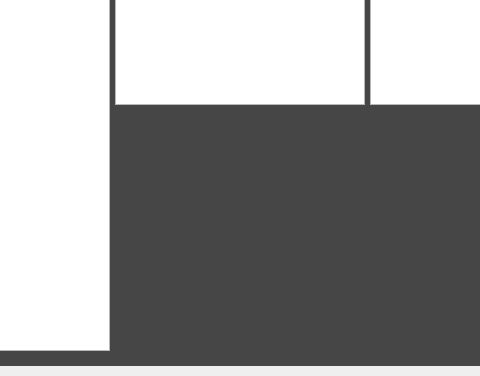
This is Gui/Screen.ui in Seoilyoung/Blue-Note as Qt 5 draws it before an edit; both pictures show x 565 to 1045 and y 364 to 740 of the 1280 by 740 pixel window. The edited form follows.
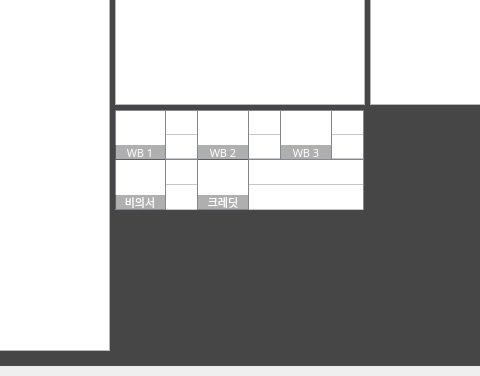
This is the edited form. The open tabs and pages were chosen to show the change. Icons and pictures are not drawn.

```diff
--- a/Gui/Screen.ui
+++ b/Gui/Screen.ui
@@ -838,6 +838,747 @@
         <string></string>
        </property>
       </widget>
+      <widget class="QWidget" name="widget_wb" native="true">
+       <property name="geometry">
+        <rect>
+         <x>680</x>
+         <y>474</y>
+         <width>250</width>
+         <height>100</height>
+        </rect>
+       </property>
+       <property name="styleSheet">
+        <string notr="true"/>
+       </property>
+       <widget class="QTableWidget" name="tableWidget_wb_1">
+        <property name="geometry">
+         <rect>
+          <x>50</x>
+          <y>0</y>
+          <width>33</width>
+          <height>50</height>
+         </rect>
+        </property>
+        <property name="styleSheet">
+         <string notr="true">border: 1px solid rgb(130,135,144);
+border-bottom:none;</string>
+        </property>
+        <property name="verticalScrollBarPolicy">
+         <enum>Qt::ScrollBarAlwaysOff</enum>
+        </property>
+        <property name="horizontalScrollBarPolicy">
+         <enum>Qt::ScrollBarAlwaysOff</enum>
+        </property>
+        <property name="selectionMode">
+         <enum>QAbstractItemView::NoSelection</enum>
+        </property>
+        <attribute name="horizontalHeaderVisible">
+         <bool>false</bool>
+        </attribute>
+        <attribute name="horizontalHeaderDefaultSectionSize">
+         <number>32</number>
+        </attribute>
+        <attribute name="horizontalHeaderHighlightSections">
+         <bool>false</bool>
+        </attribute>
+        <attribute name="horizontalHeaderMinimumSectionSize">
+         <number>24</number>
+        </attribute>
+        <attribute name="verticalHeaderVisible">
+         <bool>false</bool>
+        </attribute>
+        <attribute name="verticalHeaderDefaultSectionSize">
+         <number>24</number>
+        </attribute>
+        <attribute name="verticalHeaderHighlightSections">
+         <bool>false</bool>
+        </attribute>
+        <row>
+         <property name="text">
+          <string>goal</string>
+         </property>
+        </row>
+        <row>
+         <property name="text">
+          <string>current</string>
+         </property>
+        </row>
+        <column>
+         <property name="text">
+          <string>New Column</string>
+         </property>
+        </column>
+        <item row="0" column="0">
+         <property name="textAlignment">
+          <set>AlignCenter</set>
+         </property>
+        </item>
+        <item row="1" column="0">
+         <property name="textAlignment">
+          <set>AlignCenter</set>
+         </property>
+        </item>
+       </widget>
+       <widget class="QLabel" name="label_img_wb_1">
+        <property name="geometry">
+         <rect>
+          <x>0</x>
+          <y>0</y>
+          <width>50</width>
+          <height>50</height>
+         </rect>
+        </property>
+        <property name="font">
+         <font>
+          <pointsize>8</pointsize>
+         </font>
+        </property>
+        <property name="styleSheet">
+         <string notr="true">border: 1px solid rgb(130,135,144);
+border-right: none;</string>
+        </property>
+        <property name="text">
+         <string/>
+        </property>
+        <property name="scaledContents">
+         <bool>true</bool>
+        </property>
+        <property name="alignment">
+         <set>Qt::AlignCenter</set>
+        </property>
+        <property name="textInteractionFlags">
+         <set>Qt::NoTextInteraction</set>
+        </property>
+       </widget>
+       <widget class="QLabel" name="label_name_wb_1">
+        <property name="geometry">
+         <rect>
+          <x>0</x>
+          <y>35</y>
+          <width>50</width>
+          <height>15</height>
+         </rect>
+        </property>
+        <property name="font">
+         <font>
+          <family>배달의민족 주아</family>
+          <pointsize>8</pointsize>
+          <weight>50</weight>
+          <bold>false</bold>
+         </font>
+        </property>
+        <property name="styleSheet">
+         <string notr="true">background-color:rgba(0,0,0,80);
+color:rgb(255,255,255);</string>
+        </property>
+        <property name="text">
+         <string>WB 1</string>
+        </property>
+        <property name="scaledContents">
+         <bool>true</bool>
+        </property>
+        <property name="alignment">
+         <set>Qt::AlignCenter</set>
+        </property>
+        <property name="textInteractionFlags">
+         <set>Qt::NoTextInteraction</set>
+        </property>
+       </widget>
+       <widget class="QLabel" name="label_img_wb_2">
+        <property name="geometry">
+         <rect>
+          <x>83</x>
+          <y>0</y>
+          <width>50</width>
+          <height>50</height>
+         </rect>
+        </property>
+        <property name="font">
+         <font>
+          <pointsize>8</pointsize>
+         </font>
+        </property>
+        <property name="styleSheet">
+         <string notr="true">border: 1px solid rgb(130,135,144);
+border-right: none;
+border-left: none;</string>
+        </property>
+        <property name="text">
+         <string/>
+        </property>
+        <property name="scaledContents">
+         <bool>true</bool>
+        </property>
+        <property name="alignment">
+         <set>Qt::AlignCenter</set>
+        </property>
+        <property name="textInteractionFlags">
+         <set>Qt::NoTextInteraction</set>
+        </property>
+       </widget>
+       <widget class="QLabel" name="label_name_wb_2">
+        <property name="geometry">
+         <rect>
+          <x>83</x>
+          <y>35</y>
+          <width>50</width>
+          <height>15</height>
+         </rect>
+        </property>
+        <property name="font">
+         <font>
+          <family>배달의민족 주아</family>
+          <pointsize>8</pointsize>
+          <weight>50</weight>
+          <bold>false</bold>
+         </font>
+        </property>
+        <property name="styleSheet">
+         <string notr="true">background-color:rgba(0,0,0,80);
+color:rgb(255,255,255);</string>
+        </property>
+        <property name="text">
+         <string>WB 2</string>
+        </property>
+        <property name="scaledContents">
+         <bool>true</bool>
+        </property>
+        <property name="alignment">
+         <set>Qt::AlignCenter</set>
+        </property>
+        <property name="textInteractionFlags">
+         <set>Qt::NoTextInteraction</set>
+        </property>
+       </widget>
+       <widget class="QTableWidget" name="tableWidget_wb_2">
+        <property name="geometry">
+         <rect>
+          <x>133</x>
+          <y>0</y>
+          <width>33</width>
+          <height>50</height>
+         </rect>
+        </property>
+        <property name="styleSheet">
+         <string notr="true">border: 1px solid rgb(130,135,144);
+border-bottom:none;</string>
+        </property>
+        <property name="verticalScrollBarPolicy">
+         <enum>Qt::ScrollBarAlwaysOff</enum>
+        </property>
+        <property name="horizontalScrollBarPolicy">
+         <enum>Qt::ScrollBarAlwaysOff</enum>
+        </property>
+        <property name="selectionMode">
+         <enum>QAbstractItemView::NoSelection</enum>
+        </property>
+        <attribute name="horizontalHeaderVisible">
+         <bool>false</bool>
+        </attribute>
+        <attribute name="horizontalHeaderDefaultSectionSize">
+         <number>33</number>
+        </attribute>
+        <attribute name="horizontalHeaderHighlightSections">
+         <bool>false</bool>
+        </attribute>
+        <attribute name="horizontalHeaderMinimumSectionSize">
+         <number>24</number>
+        </attribute>
+        <attribute name="verticalHeaderVisible">
+         <bool>false</bool>
+        </attribute>
+        <attribute name="verticalHeaderDefaultSectionSize">
+         <number>24</number>
+        </attribute>
+        <attribute name="verticalHeaderHighlightSections">
+         <bool>false</bool>
+        </attribute>
+        <row>
+         <property name="text">
+          <string>goal</string>
+         </property>
+        </row>
+        <row>
+         <property name="text">
+          <string>current</string>
+         </property>
+        </row>
+        <column>
+         <property name="text">
+          <string>New Column</string>
+         </property>
+        </column>
+        <item row="0" column="0">
+         <property name="textAlignment">
+          <set>AlignCenter</set>
+         </property>
+        </item>
+        <item row="1" column="0">
+         <property name="textAlignment">
+          <set>AlignCenter</set>
+         </property>
+        </item>
+       </widget>
+       <widget class="QLabel" name="label_name_wb_3">
+        <property name="geometry">
+         <rect>
+          <x>166</x>
+          <y>35</y>
+          <width>50</width>
+          <height>15</height>
+         </rect>
+        </property>
+        <property name="font">
+         <font>
+          <family>배달의민족 주아</family>
+          <pointsize>8</pointsize>
+          <weight>50</weight>
+          <bold>false</bold>
+         </font>
+        </property>
+        <property name="styleSheet">
+         <string notr="true">background-color:rgba(0,0,0,80);
+color:rgb(255,255,255);</string>
+        </property>
+        <property name="text">
+         <string>WB 3</string>
+        </property>
+        <property name="scaledContents">
+         <bool>true</bool>
+        </property>
+        <property name="alignment">
+         <set>Qt::AlignCenter</set>
+        </property>
+        <property name="textInteractionFlags">
+         <set>Qt::NoTextInteraction</set>
+        </property>
+       </widget>
+       <widget class="QTableWidget" name="tableWidget_wb_3">
+        <property name="geometry">
+         <rect>
+          <x>216</x>
+          <y>0</y>
+          <width>33</width>
+          <height>50</height>
+         </rect>
+        </property>
+        <property name="styleSheet">
+         <string notr="true">border: 1px solid rgb(130,135,144);
+border-bottom:none;</string>
+        </property>
+        <property name="verticalScrollBarPolicy">
+         <enum>Qt::ScrollBarAlwaysOff</enum>
+        </property>
+        <property name="horizontalScrollBarPolicy">
+         <enum>Qt::ScrollBarAlwaysOff</enum>
+        </property>
+        <property name="selectionMode">
+         <enum>QAbstractItemView::NoSelection</enum>
+        </property>
+        <attribute name="horizontalHeaderVisible">
+         <bool>false</bool>
+        </attribute>
+        <attribute name="horizontalHeaderDefaultSectionSize">
+         <number>33</number>
+        </attribute>
+        <attribute name="horizontalHeaderHighlightSections">
+         <bool>false</bool>
+        </attribute>
+        <attribute name="horizontalHeaderMinimumSectionSize">
+         <number>24</number>
+        </attribute>
+        <attribute name="verticalHeaderVisible">
+         <bool>false</bool>
+        </attribute>
+        <attribute name="verticalHeaderDefaultSectionSize">
+         <number>24</number>
+        </attribute>
+        <attribute name="verticalHeaderHighlightSections">
+         <bool>false</bool>
+        </attribute>
+        <row>
+         <property name="text">
+          <string>goal</string>
+         </property>
+        </row>
+        <row>
+         <property name="text">
+          <string>current</string>
+         </property>
+        </row>
+        <column>
+         <property name="text">
+          <string>New Column</string>
+         </property>
+        </column>
+        <item row="0" column="0">
+         <property name="text">
+          <string/>
+         </property>
+         <property name="textAlignment">
+          <set>AlignCenter</set>
+         </property>
+        </item>
+        <item row="1" column="0">
+         <property name="textAlignment">
+          <set>AlignCenter</set>
+         </property>
+        </item>
+       </widget>
+       <widget class="QLabel" name="label_img_wb_3">
+        <property name="geometry">
+         <rect>
+          <x>166</x>
+          <y>0</y>
+          <width>50</width>
+          <height>50</height>
+         </rect>
+        </property>
+        <property name="font">
+         <font>
+          <pointsize>8</pointsize>
+         </font>
+        </property>
+        <property name="styleSheet">
+         <string notr="true">border: 1px solid rgb(130,135,144);
+border-right: none;
+border-left: none;</string>
+        </property>
+        <property name="text">
+         <string/>
+        </property>
+        <property name="scaledContents">
+         <bool>true</bool>
+        </property>
+        <property name="alignment">
+         <set>Qt::AlignCenter</set>
+        </property>
+        <property name="textInteractionFlags">
+         <set>Qt::NoTextInteraction</set>
+        </property>
+       </widget>
+       <widget class="QLabel" name="label_wb_back">
+        <property name="geometry">
+         <rect>
+          <x>0</x>
+          <y>0</y>
+          <width>249</width>
+          <height>101</height>
+         </rect>
+        </property>
+        <property name="styleSheet">
+         <string notr="true">background-color: white;
+border: 1px solid rgb(130,135,144);</string>
+        </property>
+        <property name="text">
+         <string/>
+        </property>
+       </widget>
+       <widget class="QLabel" name="label_name_secretnote">
+        <property name="geometry">
+         <rect>
+          <x>0</x>
+          <y>85</y>
+          <width>50</width>
+          <height>15</height>
+         </rect>
+        </property>
+        <property name="font">
+         <font>
+          <family>배달의민족 주아</family>
+          <pointsize>8</pointsize>
+          <weight>50</weight>
+          <bold>false</bold>
+         </font>
+        </property>
+        <property name="styleSheet">
+         <string notr="true">background-color:rgba(0,0,0,80);
+color:rgb(255,255,255);
+
+border: 1px solid rgb(130,135,144);
+border-top: none;
+border-left: none;
+border-right: none;</string>
+        </property>
+        <property name="text">
+         <string>비의서</string>
+        </property>
+        <property name="scaledContents">
+         <bool>true</bool>
+        </property>
+        <property name="alignment">
+         <set>Qt::AlignCenter</set>
+        </property>
+        <property name="textInteractionFlags">
+         <set>Qt::NoTextInteraction</set>
+        </property>
+       </widget>
+       <widget class="QTableWidget" name="tableWidget_secretnote">
+        <property name="geometry">
+         <rect>
+          <x>50</x>
+          <y>49</y>
+          <width>33</width>
+          <height>51</height>
+         </rect>
+        </property>
+        <property name="styleSheet">
+         <string notr="true">border: 1px solid rgb(130,135,144);
+border-bottom: none;
+</string>
+        </property>
+        <property name="verticalScrollBarPolicy">
+         <enum>Qt::ScrollBarAlwaysOff</enum>
+        </property>
+        <property name="horizontalScrollBarPolicy">
+         <enum>Qt::ScrollBarAlwaysOff</enum>
+        </property>
+        <property name="selectionMode">
+         <enum>QAbstractItemView::NoSelection</enum>
+        </property>
+        <attribute name="horizontalHeaderVisible">
+         <bool>false</bool>
+        </attribute>
+        <attribute name="horizontalHeaderDefaultSectionSize">
+         <number>33</number>
+        </attribute>
+        <attribute name="horizontalHeaderHighlightSections">
+         <bool>false</bool>
+        </attribute>
+        <attribute name="horizontalHeaderMinimumSectionSize">
+         <number>24</number>
+        </attribute>
+        <attribute name="verticalHeaderVisible">
+         <bool>false</bool>
+        </attribute>
+        <attribute name="verticalHeaderDefaultSectionSize">
+         <number>25</number>
+        </attribute>
+        <attribute name="verticalHeaderHighlightSections">
+         <bool>false</bool>
+        </attribute>
+        <row>
+         <property name="text">
+          <string>goal</string>
+         </property>
+        </row>
+        <row>
+         <property name="text">
+          <string>current</string>
+         </property>
+        </row>
+        <column>
+         <property name="text">
+          <string>New Column</string>
+         </property>
+        </column>
+        <item row="0" column="0">
+         <property name="textAlignment">
+          <set>AlignCenter</set>
+         </property>
+        </item>
+        <item row="1" column="0">
+         <property name="textAlignment">
+          <set>AlignCenter</set>
+         </property>
+        </item>
+       </widget>
+       <widget class="QLabel" name="label_img_secretnote">
+        <property name="geometry">
+         <rect>
+          <x>0</x>
+          <y>50</y>
+          <width>50</width>
+          <height>50</height>
+         </rect>
+        </property>
+        <property name="font">
+         <font>
+          <pointsize>8</pointsize>
+         </font>
+        </property>
+        <property name="styleSheet">
+         <string notr="true">border: 1px solid rgb(130,135,144);
+border-right: none;
+border-top: none;</string>
+        </property>
+        <property name="text">
+         <string/>
+        </property>
+        <property name="scaledContents">
+         <bool>true</bool>
+        </property>
+        <property name="alignment">
+         <set>Qt::AlignCenter</set>
+        </property>
+        <property name="textInteractionFlags">
+         <set>Qt::NoTextInteraction</set>
+        </property>
+       </widget>
+       <widget class="QLabel" name="label_img_credit">
+        <property name="geometry">
+         <rect>
+          <x>83</x>
+          <y>50</y>
+          <width>50</width>
+          <height>50</height>
+         </rect>
+        </property>
+        <property name="font">
+         <font>
+          <pointsize>8</pointsize>
+         </font>
+        </property>
+        <property name="styleSheet">
+         <string notr="true">border: 1px solid rgb(130,135,144);
+border-right: none;
+border-left: none;
+border-top:none;</string>
+        </property>
+        <property name="text">
+         <string/>
+        </property>
+        <property name="scaledContents">
+         <bool>true</bool>
+        </property>
+        <property name="alignment">
+         <set>Qt::AlignCenter</set>
+        </property>
+        <property name="textInteractionFlags">
+         <set>Qt::NoTextInteraction</set>
+        </property>
+       </widget>
+       <widget class="QLabel" name="label_name_credit">
+        <property name="geometry">
+         <rect>
+          <x>83</x>
+          <y>85</y>
+          <width>50</width>
+          <height>15</height>
+         </rect>
+        </property>
+        <property name="font">
+         <font>
+          <family>배달의민족 주아</family>
+          <pointsize>8</pointsize>
+          <weight>50</weight>
+          <bold>false</bold>
+         </font>
+        </property>
+        <property name="styleSheet">
+         <string notr="true">background-color:rgba(0,0,0,80);
+color:rgb(255,255,255);
+
+border: 1px solid rgb(130,135,144);
+border-top: none;
+border-left: none;
+border-right: none;</string>
+        </property>
+        <property name="text">
+         <string>크레딧</string>
+        </property>
+        <property name="scaledContents">
+         <bool>true</bool>
+        </property>
+        <property name="alignment">
+         <set>Qt::AlignCenter</set>
+        </property>
+        <property name="textInteractionFlags">
+         <set>Qt::NoTextInteraction</set>
+        </property>
+       </widget>
+       <widget class="QTableWidget" name="tableWidget_credit">
+        <property name="geometry">
+         <rect>
+          <x>133</x>
+          <y>49</y>
+          <width>116</width>
+          <height>51</height>
+         </rect>
+        </property>
+        <property name="styleSheet">
+         <string notr="true">border: 1px solid rgb(130,135,144);
+border-bottom: none;</string>
+        </property>
+        <property name="verticalScrollBarPolicy">
+         <enum>Qt::ScrollBarAlwaysOff</enum>
+        </property>
+        <property name="horizontalScrollBarPolicy">
+         <enum>Qt::ScrollBarAlwaysOff</enum>
+        </property>
+        <property name="selectionMode">
+         <enum>QAbstractItemView::NoSelection</enum>
+        </property>
+        <attribute name="horizontalHeaderVisible">
+         <bool>false</bool>
+        </attribute>
+        <attribute name="horizontalHeaderDefaultSectionSize">
+         <number>116</number>
+        </attribute>
+        <attribute name="horizontalHeaderHighlightSections">
+         <bool>false</bool>
+        </attribute>
+        <attribute name="horizontalHeaderMinimumSectionSize">
+         <number>24</number>
+        </attribute>
+        <attribute name="verticalHeaderVisible">
+         <bool>false</bool>
+        </attribute>
+        <attribute name="verticalHeaderDefaultSectionSize">
+         <number>25</number>
+        </attribute>
+        <attribute name="verticalHeaderHighlightSections">
+         <bool>false</bool>
+        </attribute>
+        <row>
+         <property name="text">
+          <string>goal</string>
+         </property>
+        </row>
+        <row>
+         <property name="text">
+          <string>current</string>
+         </property>
+        </row>
+        <column>
+         <property name="text">
+          <string>New Column</string>
+         </property>
+        </column>
+        <item row="0" column="0">
+         <property name="text">
+          <string/>
+         </property>
+         <property name="textAlignment">
+          <set>AlignTrailing|AlignVCenter</set>
+         </property>
+        </item>
+        <item row="1" column="0">
+         <property name="text">
+          <string/>
+         </property>
+         <property name="textAlignment">
+          <set>AlignTrailing|AlignVCenter</set>
+         </property>
+        </item>
+       </widget>
+       <zorder>label_wb_back</zorder>
+       <zorder>tableWidget_wb_1</zorder>
+       <zorder>label_img_wb_1</zorder>
+       <zorder>label_name_wb_1</zorder>
+       <zorder>label_img_wb_2</zorder>
+       <zorder>label_name_wb_2</zorder>
+       <zorder>tableWidget_wb_2</zorder>
+       <zorder>tableWidget_wb_3</zorder>
+       <zorder>label_img_wb_3</zorder>
+       <zorder>label_name_wb_3</zorder>
+       <zorder>tableWidget_secretnote</zorder>
+       <zorder>label_img_secretnote</zorder>
+       <zorder>label_name_secretnote</zorder>
+       <zorder>label_img_credit</zorder>
+       <zorder>label_name_credit</zorder>
+       <zorder>tableWidget_credit</zorder>
+      </widget>
      </widget>
      <widget class="QWidget" name="page_4">
       <widget class="QPushButton" name="button_ap1">
```
Left out of the diff: 2 changed lines with no effect on the pictures.
